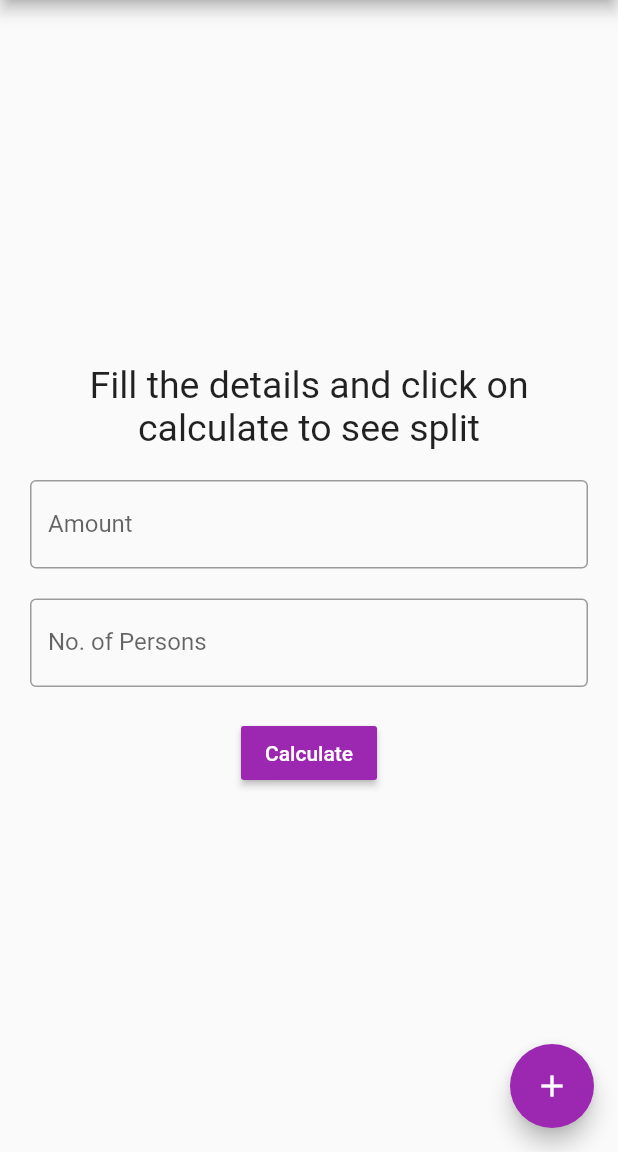
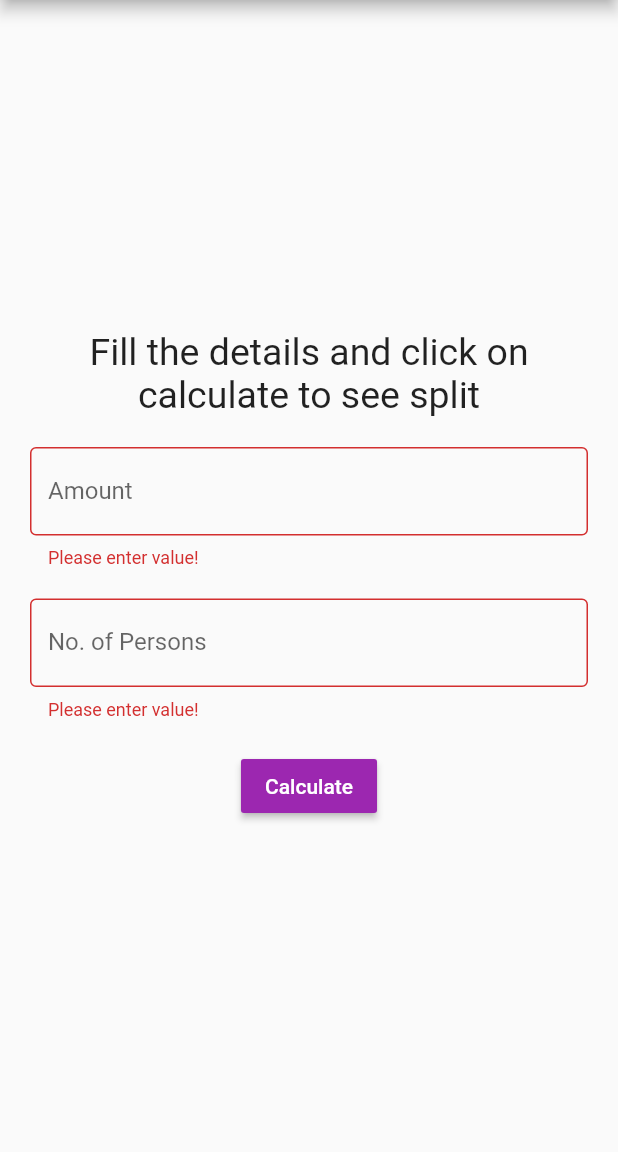
Before and after one commit to ashishLanghe-iOS/split_the_bill, a Flutter app: the screen it shows after launch, after a tap on "Calculate", on a phone screen of 412 x 824 dp, the part 84-1236 px from its top. Run offline on Flutter 3.47's test engine with Material 2 defaults, Android fonts, the phone set to English and light mode, and no system bars.

```diff
--- a/lib/main.dart
+++ b/lib/main.dart
@@ -65,7 +65,16 @@ class _MyHomePageState extends State<MyHomePage> {
                   style: TextStyle(fontSize: 25),
                 ),
                 SizedBox(height: 20),
-                TextField(
+                TextFormField(
+                  keyboardType: TextInputType.number,
+                  validator: (value) {
+                    if (value.isEmpty){
+                      return "Please enter value!";
+                    }
+                    else{
+                      return null;
+                    }
+                  },
                   onChanged: (value){
                     amount = double.parse(value);
                   },
@@ -76,7 +85,16 @@ class _MyHomePageState extends State<MyHomePage> {
                   ),
                 ),
                 SizedBox(height: 20),
-                TextField(
+                TextFormField(
+                  keyboardType: TextInputType.number,
+                  validator: (value) {
+                    if (value.isEmpty){
+                      return "Please enter value!";
+                    }
+                    else{
+                      return null;
+                    }
+                  },
                   onChanged: (value){
                     person = int.parse(value);
                   },
@@ -93,10 +111,15 @@ class _MyHomePageState extends State<MyHomePage> {
                     color: Colors.white
                   ),),
                   onPressed: (){
-                    if(_formKey.currentState.validate())
-                    setState(() {
-                      split = amount/person;
-                    });
+                    if(_formKey.currentState.validate()){
+                      setState(() {
+                        split = amount/person.round();
+                      });
+                    }
+                    else{
+
+                    }
+
                   },
                 ),
               ],
@@ -104,11 +127,11 @@ class _MyHomePageState extends State<MyHomePage> {
           ),
         ),
       ),
-      floatingActionButton: FloatingActionButton(
-        onPressed: _splitTheBill,
-        tooltip: 'Split Bill',
-        child: Icon(Icons.add),
-      ), // This trailing comma makes auto-formatting nicer for build methods.
+      // floatingActionButton: FloatingActionButton(
+      //   onPressed: _splitTheBill,
+      //   tooltip: 'Split Bill',
+      //   child: Icon(Icons.add),
+      // ), // This trailing comma makes auto-formatting nicer for build methods.
     );
   }
 }
```
